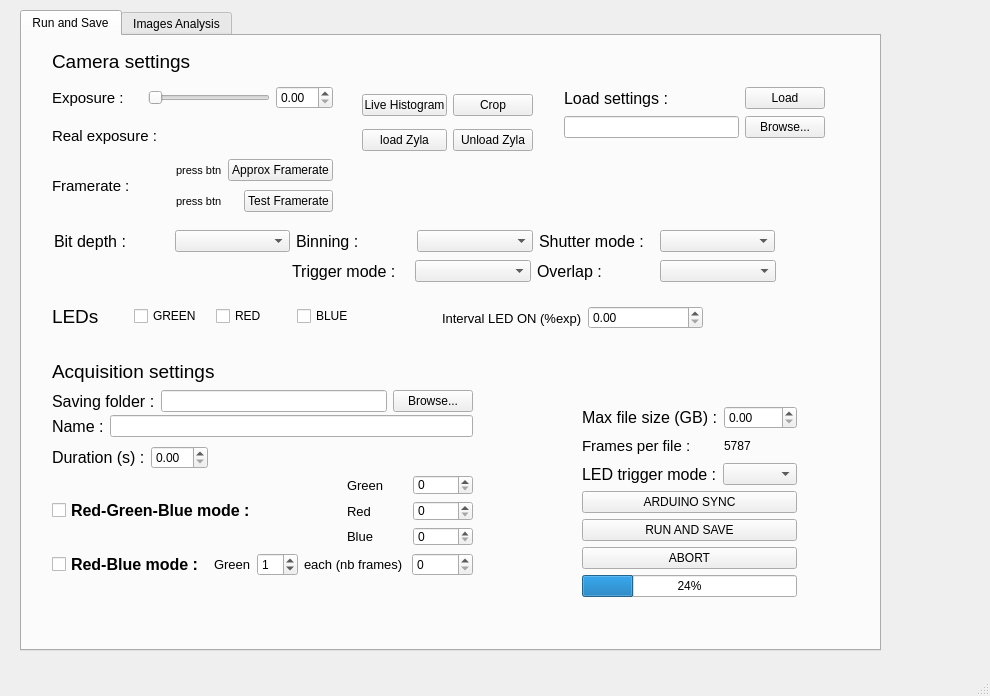
This is isoi_window_V2.ui in JohnstonLab/OMMI as Qt 5 draws it before an edit. The edited form follows.
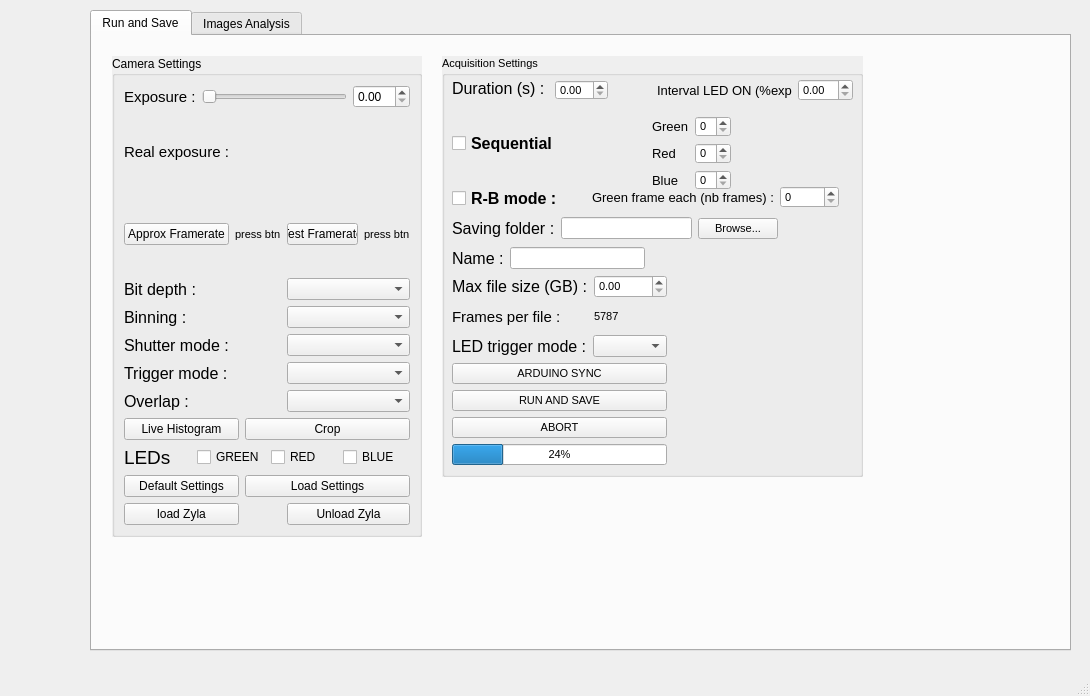
This is the edited form.

Commit message: GUI changes (check connections)

```diff
--- a/isoi_window_V2.ui
+++ b/isoi_window_V2.ui
@@ -6,7 +6,7 @@
    <rect>
     <x>0</x>
     <y>0</y>
-    <width>990</width>
+    <width>1090</width>
     <height>696</height>
    </rect>
   </property>
@@ -17,9 +17,9 @@
    <widget class="QTabWidget" name="tabWidget">
     <property name="geometry">
      <rect>
-      <x>20</x>
+      <x>90</x>
       <y>10</y>
-      <width>861</width>
+      <width>981</width>
       <height>641</height>
      </rect>
     </property>
@@ -30,35 +30,93 @@
      <attribute name="title">
       <string>Run and Save</string>
      </attribute>
-     <widget class="QLabel" name="label">
+     <widget class="QGroupBox" name="groupBox">
       <property name="geometry">
        <rect>
-        <x>30</x>
-        <y>10</y>
-        <width>151</width>
-        <height>31</height>
+        <x>20</x>
+        <y>20</y>
+        <width>310</width>
+        <height>481</height>
        </rect>
       </property>
+      <property name="autoFillBackground">
+       <bool>true</bool>
+      </property>
+      <property name="title">
+       <string>Camera Settings</string>
+      </property>
+      <layout class="QGridLayout" name="gridLayout_2">
+       <item row="0" column="0">
+        <widget class="QLabel" name="expLabel">
       <property name="font">
        <font>
-        <pointsize>14</pointsize>
+           <pointsize>11</pointsize>
        </font>
       </property>
       <property name="text">
-       <string>Camera settings</string>
-      </property>
-     </widget>
-     <widget class="QWidget" name="layoutWidget">
-      <property name="geometry">
-       <rect>
-        <x>32</x>
-        <y>192</y>
-        <width>721</width>
-        <height>26</height>
-       </rect>
-      </property>
+          <string>Exposure :</string>
+         </property>
+        </widget>
+       </item>
+       <item row="1" column="3">
+        <widget class="QLabel" name="realExp">
+         <property name="font">
+          <font>
+           <pointsize>11</pointsize>
+          </font>
+         </property>
+         <property name="text">
+          <string/>
+         </property>
+        </widget>
+       </item>
+       <item row="2" column="0" colspan="3">
       <layout class="QHBoxLayout" name="horizontalLayout">
        <item>
+          <widget class="QPushButton" name="approxFramerateBtn">
+           <property name="text">
+            <string>Approx Framerate</string>
+           </property>
+          </widget>
+         </item>
+         <item>
+          <widget class="QLabel" name="approxFramerateLabel">
+           <property name="font">
+            <font>
+             <pointsize>8</pointsize>
+            </font>
+           </property>
+           <property name="text">
+            <string>press btn</string>
+           </property>
+          </widget>
+         </item>
+        </layout>
+       </item>
+       <item row="2" column="3">
+        <layout class="QHBoxLayout" name="horizontalLayout_10">
+         <item>
+          <widget class="QPushButton" name="testFramerateBtn">
+           <property name="text">
+            <string>Test Framerate</string>
+           </property>
+          </widget>
+         </item>
+         <item>
+          <widget class="QLabel" name="testFramerateLabel">
+           <property name="font">
+            <font>
+             <pointsize>8</pointsize>
+            </font>
+           </property>
+           <property name="text">
+            <string>press btn</string>
+           </property>
+          </widget>
+         </item>
+        </layout>
+       </item>
+       <item row="3" column="0">
         <widget class="QLabel" name="label_7">
          <property name="font">
           <font>
@@ -70,10 +128,10 @@
          </property>
         </widget>
        </item>
-       <item>
+       <item row="3" column="3">
         <widget class="QComboBox" name="bitBox"/>
        </item>
-       <item>
+       <item row="4" column="0">
         <widget class="QLabel" name="label_3">
          <property name="font">
           <font>
@@ -85,10 +143,10 @@
          </property>
         </widget>
        </item>
-       <item>
+       <item row="4" column="3">
         <widget class="QComboBox" name="binBox"/>
        </item>
-       <item>
+       <item row="5" column="0" colspan="2">
         <widget class="QLabel" name="label_13">
          <property name="font">
           <font>
@@ -100,22 +158,10 @@
          </property>
         </widget>
        </item>
-       <item>
+       <item row="5" column="3">
         <widget class="QComboBox" name="shutBox"/>
        </item>
-      </layout>
-     </widget>
-     <widget class="QWidget" name="layoutWidget">
-      <property name="geometry">
-       <rect>
-        <x>270</x>
-        <y>220</y>
-        <width>484</width>
-        <height>30</height>
-       </rect>
-      </property>
-      <layout class="QHBoxLayout" name="horizontalLayout_2">
-       <item>
+       <item row="6" column="0" colspan="2">
         <widget class="QLabel" name="label_14">
          <property name="font">
           <font>
@@ -127,10 +173,10 @@
          </property>
         </widget>
        </item>
-       <item>
+       <item row="6" column="3">
         <widget class="QComboBox" name="triggerBox"/>
        </item>
-       <item>
+       <item row="7" column="0">
         <widget class="QLabel" name="label_18">
          <property name="font">
           <font>
@@ -142,127 +188,24 @@
          </property>
         </widget>
        </item>
-       <item>
+       <item row="7" column="3">
         <widget class="QComboBox" name="overlapBox"/>
        </item>
-      </layout>
-     </widget>
-     <widget class="QLabel" name="label_17">
-      <property name="geometry">
-       <rect>
-        <x>30</x>
-        <y>320</y>
-        <width>181</width>
-        <height>31</height>
-       </rect>
-      </property>
-      <property name="font">
-       <font>
-        <pointsize>14</pointsize>
-       </font>
-      </property>
+       <item row="8" column="0" colspan="2">
+        <widget class="QPushButton" name="histoBtn">
       <property name="text">
-       <string>Acquisition settings</string>
-      </property>
-     </widget>
-     <widget class="QWidget" name="layoutWidget_5">
-      <property name="geometry">
-       <rect>
-        <x>420</x>
-        <y>270</y>
-        <width>261</width>
-        <height>24</height>
-       </rect>
-      </property>
-      <layout class="QHBoxLayout" name="horizontalLayout_7">
-       <item>
-        <widget class="QLabel" name="label_15">
-         <property name="font">
-          <font>
-           <pointsize>10</pointsize>
-          </font>
-         </property>
-         <property name="text">
-          <string>Interval LED ON (%exp)</string>
-         </property>
-        </widget>
+          <string>Live Histogram</string>
+         </property>
+        </widget>
        </item>
-       <item>
-        <widget class="QDoubleSpinBox" name="expRatio"/>
-       </item>
-      </layout>
-     </widget>
-     <widget class="QWidget" name="layoutWidget">
-      <property name="geometry">
-       <rect>
-        <x>30</x>
-        <y>50</y>
-        <width>281</width>
-        <height>71</height>
-       </rect>
-      </property>
-      <layout class="QGridLayout" name="gridLayout_4">
-       <item row="0" column="0">
-        <widget class="QLabel" name="expLabel">
-         <property name="font">
-          <font>
-           <pointsize>11</pointsize>
-          </font>
-         </property>
+       <item row="8" column="2" colspan="2">
+        <widget class="QPushButton" name="cropBtn">
          <property name="text">
-          <string>Exposure :</string>
+          <string>Crop</string>
          </property>
         </widget>
        </item>
-       <item row="0" column="1" colspan="2">
-        <layout class="QHBoxLayout" name="horizontalLayout_4">
-         <item>
-          <widget class="QSlider" name="expSlider">
-           <property name="orientation">
-            <enum>Qt::Horizontal</enum>
-           </property>
-          </widget>
-         </item>
-         <item>
-          <widget class="QDoubleSpinBox" name="C_expSb"/>
-         </item>
-        </layout>
-       </item>
-       <item row="1" column="0" colspan="2">
-        <widget class="QLabel" name="expLabel_2">
-         <property name="font">
-          <font>
-           <pointsize>11</pointsize>
-          </font>
-         </property>
-         <property name="text">
-          <string>Real exposure :</string>
-         </property>
-        </widget>
-       </item>
-       <item row="1" column="2">
-        <widget class="QLabel" name="realExp">
-         <property name="font">
-          <font>
-           <pointsize>11</pointsize>
-          </font>
-         </property>
-         <property name="text">
-          <string/>
-         </property>
-        </widget>
-       </item>
-      </layout>
-     </widget>
-     <widget class="QWidget" name="layoutWidget">
-      <property name="geometry">
-       <rect>
-        <x>30</x>
-        <y>260</y>
-        <width>321</width>
-        <height>41</height>
-       </rect>
-      </property>
+       <item row="9" column="0" colspan="4">
       <layout class="QHBoxLayout" name="horizontalLayout_6">
        <item>
         <widget class="QLabel" name="label_2">
@@ -298,14 +241,141 @@
         </widget>
        </item>
       </layout>
-     </widget>
+       </item>
+       <item row="10" column="0" colspan="2">
+        <widget class="QPushButton" name="defaultSettingsBtn">
+         <property name="text">
+          <string>Default Settings</string>
+         </property>
+        </widget>
+       </item>
+       <item row="10" column="2" colspan="2">
+        <widget class="QPushButton" name="loadSettingsFileBtn">
+         <property name="text">
+          <string>Load Settings</string>
+         </property>
+        </widget>
+       </item>
+       <item row="11" column="0" colspan="2">
+        <widget class="QPushButton" name="loadBtn">
+         <property name="text">
+          <string>load Zyla</string>
+         </property>
+        </widget>
+       </item>
+       <item row="11" column="3">
+        <widget class="QPushButton" name="unloadBtn">
+         <property name="text">
+          <string>Unload Zyla</string>
+         </property>
+        </widget>
+       </item>
+       <item row="1" column="0" colspan="2">
+        <widget class="QLabel" name="expLabel_2">
+         <property name="font">
+          <font>
+           <pointsize>11</pointsize>
+          </font>
+         </property>
+         <property name="text">
+          <string>Real exposure :</string>
+         </property>
+        </widget>
+       </item>
+       <item row="0" column="1" colspan="3">
+        <layout class="QHBoxLayout" name="horizontalLayout_4">
+         <item>
+          <widget class="QSlider" name="expSlider">
+           <property name="orientation">
+            <enum>Qt::Horizontal</enum>
+           </property>
+          </widget>
+         </item>
+         <item>
+          <widget class="QDoubleSpinBox" name="C_expSb"/>
+         </item>
+        </layout>
+       </item>
+      </layout>
+      <zorder>layoutWidget</zorder>
+      <zorder></zorder>
+      <zorder></zorder>
+      <zorder></zorder>
+      <zorder></zorder>
+      <zorder>shutBox</zorder>
+      <zorder>label_13</zorder>
+      <zorder>label_14</zorder>
+      <zorder>triggerBox</zorder>
+      <zorder>overlapBox</zorder>
+      <zorder>label_18</zorder>
+      <zorder>layoutWidget</zorder>
+      <zorder>layoutWidget</zorder>
+      <zorder>defaultSettingsBtn</zorder>
+      <zorder>loadSettingsFileBtn</zorder>
+      <zorder>unloadBtn</zorder>
+      <zorder>loadBtn</zorder>
+     </widget>
+     <widget class="QGroupBox" name="groupBox_2">
+      <property name="geometry">
+       <rect>
+        <x>350</x>
+        <y>20</y>
+        <width>421</width>
+        <height>421</height>
+       </rect>
+      </property>
+      <property name="font">
+       <font>
+        <pointsize>8</pointsize>
+       </font>
+      </property>
+      <property name="autoFillBackground">
+       <bool>true</bool>
+      </property>
+      <property name="title">
+       <string>Acquisition Settings</string>
+      </property>
      <widget class="QWidget" name="layoutWidget">
       <property name="geometry">
        <rect>
-        <x>560</x>
-        <y>370</y>
+         <x>10</x>
+         <y>160</y>
+         <width>326</width>
+         <height>25</height>
+        </rect>
+       </property>
+       <layout class="QHBoxLayout" name="horizontalLayout_5">
+        <item>
+         <widget class="QLabel" name="label_19">
+          <property name="font">
+           <font>
+            <pointsize>12</pointsize>
+           </font>
+          </property>
+          <property name="text">
+           <string>Saving folder :</string>
+          </property>
+         </widget>
+        </item>
+        <item>
+         <widget class="QLineEdit" name="savingPath"/>
+        </item>
+        <item>
+         <widget class="QPushButton" name="savingPathBtn">
+          <property name="text">
+           <string>Browse...</string>
+          </property>
+         </widget>
+        </item>
+       </layout>
+      </widget>
+      <widget class="QWidget" name="layoutWidget">
+       <property name="geometry">
+        <rect>
+         <x>10</x>
+         <y>219</y>
         <width>215</width>
-        <height>191</height>
+         <height>190</height>
        </rect>
       </property>
       <layout class="QVBoxLayout" name="verticalLayout">
@@ -399,198 +469,9 @@
      <widget class="QWidget" name="layoutWidget">
       <property name="geometry">
        <rect>
-        <x>30</x>
-        <y>120</y>
-        <width>281</width>
-        <height>60</height>
-       </rect>
-      </property>
-      <layout class="QHBoxLayout" name="horizontalLayout_11">
-       <item>
-        <widget class="QLabel" name="expLabel_3">
-         <property name="font">
-          <font>
-           <pointsize>11</pointsize>
-          </font>
-         </property>
-         <property name="text">
-          <string>Framerate :</string>
-         </property>
-        </widget>
-       </item>
-       <item>
-        <layout class="QVBoxLayout" name="verticalLayout_2">
-         <item>
-          <layout class="QHBoxLayout" name="horizontalLayout_8">
-           <item>
-            <widget class="QLabel" name="approxFramerateLabel">
-             <property name="font">
-              <font>
-               <pointsize>8</pointsize>
-              </font>
-             </property>
-             <property name="text">
-              <string>press btn</string>
-             </property>
-            </widget>
-           </item>
-           <item>
-            <widget class="QPushButton" name="approxFramerateBtn">
-             <property name="text">
-              <string>Approx Framerate</string>
-             </property>
-            </widget>
-           </item>
-          </layout>
-         </item>
-         <item>
-          <layout class="QHBoxLayout" name="horizontalLayout_10">
-           <item>
-            <widget class="QLabel" name="testFramerateLabel">
-             <property name="font">
-              <font>
-               <pointsize>8</pointsize>
-              </font>
-             </property>
-             <property name="text">
-              <string>press btn</string>
-             </property>
-            </widget>
-           </item>
-           <item>
-            <widget class="QPushButton" name="testFramerateBtn">
-             <property name="text">
-              <string>Test Framerate</string>
-             </property>
-            </widget>
-           </item>
-          </layout>
-         </item>
-        </layout>
-       </item>
-      </layout>
-     </widget>
-     <widget class="QWidget" name="layoutWidget">
-      <property name="geometry">
-       <rect>
-        <x>340</x>
-        <y>51</y>
-        <width>171</width>
-        <height>71</height>
-       </rect>
-      </property>
-      <layout class="QGridLayout" name="gridLayout_5">
-       <item row="0" column="0">
-        <widget class="QPushButton" name="histoBtn">
-         <property name="text">
-          <string>Live Histogram</string>
-         </property>
-        </widget>
-       </item>
-       <item row="0" column="1">
-        <widget class="QPushButton" name="cropBtn">
-         <property name="text">
-          <string>Crop</string>
-         </property>
-        </widget>
-       </item>
-       <item row="1" column="0">
-        <widget class="QPushButton" name="loadBtn">
-         <property name="text">
-          <string>load Zyla</string>
-         </property>
-        </widget>
-       </item>
-       <item row="1" column="1">
-        <widget class="QPushButton" name="unloadBtn">
-         <property name="text">
-          <string>Unload Zyla</string>
-         </property>
-        </widget>
-       </item>
-      </layout>
-     </widget>
-     <widget class="QWidget" name="layoutWidget">
-      <property name="geometry">
-       <rect>
-        <x>542</x>
-        <y>50</y>
-        <width>261</width>
-        <height>54</height>
-       </rect>
-      </property>
-      <layout class="QGridLayout" name="gridLayout_2">
-       <item row="0" column="0">
-        <widget class="QLabel" name="label_5">
-         <property name="font">
-          <font>
-           <pointsize>12</pointsize>
-          </font>
-         </property>
-         <property name="text">
-          <string>Load settings :</string>
-         </property>
-        </widget>
-       </item>
-       <item row="0" column="1">
-        <widget class="QPushButton" name="loadSettingsBtn">
-         <property name="text">
-          <string>Load</string>
-         </property>
-        </widget>
-       </item>
-       <item row="1" column="0">
-        <widget class="QLineEdit" name="settingsFileName"/>
-       </item>
-       <item row="1" column="1">
-        <widget class="QPushButton" name="selectSettingsFileBtn">
-         <property name="text">
-          <string>Browse...</string>
-         </property>
-        </widget>
-       </item>
-      </layout>
-     </widget>
-     <widget class="QWidget" name="layoutWidget">
-      <property name="geometry">
-       <rect>
-        <x>30</x>
-        <y>353</y>
-        <width>421</width>
-        <height>25</height>
-       </rect>
-      </property>
-      <layout class="QHBoxLayout" name="horizontalLayout_5">
-       <item>
-        <widget class="QLabel" name="label_19">
-         <property name="font">
-          <font>
-           <pointsize>12</pointsize>
-          </font>
-         </property>
-         <property name="text">
-          <string>Saving folder :</string>
-         </property>
-        </widget>
-       </item>
-       <item>
-        <widget class="QLineEdit" name="savingPath"/>
-       </item>
-       <item>
-        <widget class="QPushButton" name="savingPathBtn">
-         <property name="text">
-          <string>Browse...</string>
-         </property>
-        </widget>
-       </item>
-      </layout>
-     </widget>
-     <widget class="QWidget" name="layoutWidget">
-      <property name="geometry">
-       <rect>
-        <x>30</x>
-        <y>379</y>
-        <width>421</width>
+         <x>10</x>
+         <y>191</y>
+         <width>193</width>
         <height>22</height>
        </rect>
       </property>
@@ -612,18 +493,15 @@
        </item>
       </layout>
      </widget>
-     <widget class="QWidget" name="layoutWidget">
-      <property name="geometry">
-       <rect>
-        <x>30</x>
-        <y>410</y>
-        <width>421</width>
-        <height>131</height>
-       </rect>
-      </property>
-      <layout class="QGridLayout" name="gridLayout_6">
-       <item row="0" column="0">
         <widget class="QLabel" name="label_4">
+       <property name="geometry">
+        <rect>
+         <x>10</x>
+         <y>23</y>
+         <width>96</width>
+         <height>19</height>
+        </rect>
+       </property>
          <property name="font">
           <font>
            <pointsize>12</pointsize>
@@ -633,12 +511,52 @@
           <string>Duration (s) :</string>
          </property>
         </widget>
-       </item>
-       <item row="0" column="1">
-        <widget class="QDoubleSpinBox" name="experimentDuration"/>
-       </item>
-       <item row="1" column="0" colspan="3">
+      <widget class="QDoubleSpinBox" name="experimentDuration">
+       <property name="geometry">
+        <rect>
+         <x>113</x>
+         <y>24</y>
+         <width>53</width>
+         <height>20</height>
+        </rect>
+       </property>
+      </widget>
+      <widget class="QWidget" name="layoutWidget_5">
+       <property name="geometry">
+        <rect>
+         <x>215</x>
+         <y>23</y>
+         <width>196</width>
+         <height>22</height>
+        </rect>
+       </property>
+       <layout class="QHBoxLayout" name="horizontalLayout_7">
+        <item>
+         <widget class="QLabel" name="label_15">
+          <property name="font">
+           <font>
+            <pointsize>10</pointsize>
+           </font>
+          </property>
+          <property name="text">
+           <string>Interval LED ON (%exp)</string>
+          </property>
+         </widget>
+        </item>
+        <item>
+         <widget class="QDoubleSpinBox" name="expRatio"/>
+        </item>
+       </layout>
+      </widget>
         <widget class="QCheckBox" name="rgbMode">
+       <property name="geometry">
+        <rect>
+         <x>10</x>
+         <y>76</y>
+         <width>110</width>
+         <height>23</height>
+        </rect>
+       </property>
          <property name="font">
           <font>
            <pointsize>12</pointsize>
@@ -647,11 +565,18 @@
           </font>
          </property>
          <property name="text">
-          <string>Red-Green-Blue mode :</string>
-         </property>
-        </widget>
-       </item>
-       <item row="1" column="3">
+        <string>Sequential</string>
+       </property>
+      </widget>
+      <widget class="QWidget" name="">
+       <property name="geometry">
+        <rect>
+         <x>210</x>
+         <y>60</y>
+         <width>79</width>
+         <height>74</height>
+        </rect>
+       </property>
         <layout class="QGridLayout" name="gridLayout">
          <item row="0" column="0">
           <widget class="QLabel" name="label_6">
@@ -699,9 +624,16 @@
           <widget class="QSpinBox" name="bRatio"/>
          </item>
         </layout>
-       </item>
-       <item row="2" column="0" colspan="2">
+      </widget>
         <widget class="QCheckBox" name="rbMode">
+       <property name="geometry">
+        <rect>
+         <x>10</x>
+         <y>131</y>
+         <width>121</width>
+         <height>23</height>
+        </rect>
+       </property>
          <property name="font">
           <font>
            <pointsize>12</pointsize>
@@ -710,11 +642,18 @@
           </font>
          </property>
          <property name="text">
-          <string>Red-Blue mode :</string>
-         </property>
-        </widget>
-       </item>
-       <item row="2" column="2" colspan="2">
+        <string>R-B mode :</string>
+       </property>
+      </widget>
+      <widget class="QWidget" name="">
+       <property name="geometry">
+        <rect>
+         <x>150</x>
+         <y>130</y>
+         <width>247</width>
+         <height>22</height>
+        </rect>
+       </property>
         <layout class="QHBoxLayout" name="horizontalLayout_9">
          <item>
           <widget class="QLabel" name="label_20">
@@ -724,26 +663,7 @@
             </font>
            </property>
            <property name="text">
-            <string>Green</string>
-           </property>
-          </widget>
-         </item>
-         <item>
-          <widget class="QSpinBox" name="gNbFrames">
-           <property name="value">
-            <number>1</number>
-           </property>
-          </widget>
-         </item>
-         <item>
-          <widget class="QLabel" name="label_21">
-           <property name="font">
-            <font>
-             <pointsize>10</pointsize>
-            </font>
-           </property>
-           <property name="text">
-            <string>each (nb frames) :</string>
+           <string>Green frame each (nb frames) :</string>
            </property>
           </widget>
          </item>
@@ -755,9 +675,19 @@
           </widget>
          </item>
         </layout>
-       </item>
-      </layout>
-     </widget>
+      </widget>
+      <zorder>layoutWidget</zorder>
+      <zorder>layoutWidget</zorder>
+      <zorder>layoutWidget</zorder>
+      <zorder>layoutWidget</zorder>
+      <zorder>layoutWidget</zorder>
+     </widget>
+     <zorder>layoutWidget</zorder>
+     <zorder>layoutWidget</zorder>
+     <zorder>layoutWidget</zorder>
+     <zorder>label_15</zorder>
+     <zorder>groupBox</zorder>
+     <zorder>groupBox_2</zorder>
     </widget>
     <widget class="QWidget" name="tab_2">
      <attribute name="title">
```
Left out of the diff: 2 changed lines with no effect on the pictures. Lines whose indentation alone changed are shown as unchanged. The commit also changes 4 other files.
